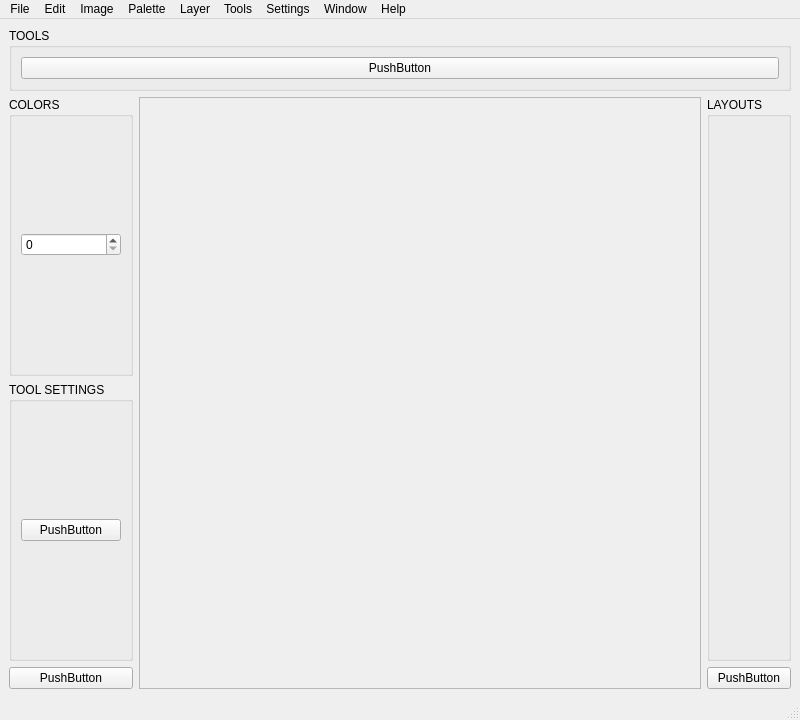
Above: src/ui/MainWindow.ui from Zipeerix/capy-art-studio before the change. Below: the same form after it.
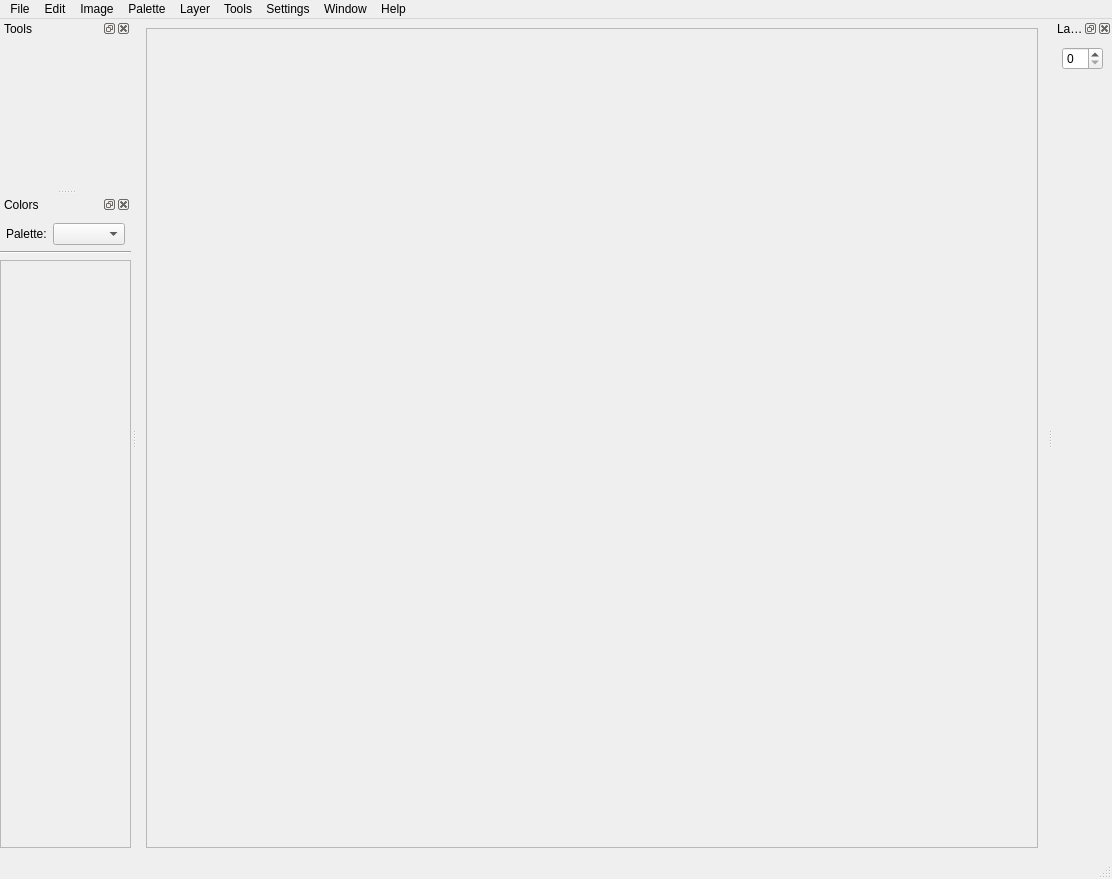
That is the form after the change. Icons and pictures are not drawn.

```diff
--- a/src/ui/MainWindow.ui
+++ b/src/ui/MainWindow.ui
@@ -6,8 +6,8 @@
             <rect>
                 <x>0</x>
                 <y>0</y>
-                <width>800</width>
-                <height>720</height>
+    <width>1112</width>
+    <height>879</height>
             </rect>
         </property>
         <property name="windowTitle">
@@ -19,68 +19,7 @@
             </iconset>
         </property>
         <widget class="QWidget" name="centralwidget">
-            <layout class="QVBoxLayout" name="verticalLayout_10">
-                <item>
-                    <widget class="QGroupBox" name="groupBox_5">
-                        <property name="title">
-                            <string>TOOLS</string>
-                        </property>
-                        <layout class="QHBoxLayout" name="horizontalLayout_5">
-                            <item>
-                                <widget class="QPushButton" name="pushButton_4">
-                                    <property name="text">
-                                        <string>PushButton</string>
-                                    </property>
-                                </widget>
-                            </item>
-                        </layout>
-                    </widget>
-                </item>
-                <item>
                     <layout class="QHBoxLayout" name="horizontalLayout">
-                        <item>
-                            <layout class="QVBoxLayout" name="verticalLayout">
-                                <item>
-                                    <layout class="QVBoxLayout" name="verticalLayout_2">
-                                        <item>
-                                            <widget class="QGroupBox" name="groupBox">
-                                                <property name="title">
-                                                    <string>COLORS</string>
-                                                </property>
-                                                <layout class="QVBoxLayout" name="verticalLayout_5">
-                                                    <item>
-                                                        <widget class="QSpinBox" name="layerSpinBox"/>
-                                                    </item>
-                                                </layout>
-                                            </widget>
-                                        </item>
-                                    </layout>
-                                </item>
-                                <item>
-                                    <widget class="QGroupBox" name="groupBox_4">
-                                        <property name="title">
-                                            <string>TOOL SETTINGS</string>
-                                        </property>
-                                        <layout class="QVBoxLayout" name="verticalLayout_9">
-                                            <item>
-                                                <widget class="QPushButton" name="pushButton_3">
-                                                    <property name="text">
-                                                        <string>PushButton</string>
-                                                    </property>
-                                                </widget>
-                                            </item>
-                                        </layout>
-                                    </widget>
-                                </item>
-                                <item>
-                                    <widget class="QPushButton" name="pushButton">
-                                        <property name="text">
-                                            <string>PushButton</string>
-                                        </property>
-                                    </widget>
-                                </item>
-                            </layout>
-                        </item>
                         <item>
                             <widget class="QScrollArea" name="scrollArea">
                                 <property name="widgetResizable">
@@ -91,8 +30,8 @@
                                         <rect>
                                             <x>0</x>
                                             <y>0</y>
-                                            <width>518</width>
-                                            <height>550</height>
+         <width>638</width>
+         <height>783</height>
                                         </rect>
                                     </property>
                                     <layout class="QHBoxLayout" name="horizontalLayout_2">
@@ -112,26 +51,6 @@
                                 </widget>
                             </widget>
                         </item>
-                        <item>
-                            <layout class="QVBoxLayout" name="verticalLayout_8">
-                                <item>
-                                    <widget class="QGroupBox" name="groupBox_2">
-                                        <property name="title">
-                                            <string>LAYOUTS</string>
-                                        </property>
-                                    </widget>
-                                </item>
-                                <item>
-                                    <widget class="QPushButton" name="pushButton_2">
-                                        <property name="text">
-                                            <string>PushButton</string>
-                                        </property>
-                                    </widget>
-                                </item>
-                            </layout>
-                        </item>
-                    </layout>
-                </item>
             </layout>
         </widget>
         <widget class="QStatusBar" name="statusBar"/>
@@ -140,7 +59,7 @@
                 <rect>
                     <x>0</x>
                     <y>0</y>
-                    <width>800</width>
+     <width>1112</width>
                     <height>43</height>
                 </rect>
             </property>
@@ -226,6 +145,120 @@
             <addaction name="menuWindow"/>
             <addaction name="menuHelp"/>
         </widget>
+  <widget class="QDockWidget" name="toolsDock">
+   <property name="floating">
+    <bool>false</bool>
+   </property>
+   <property name="features">
+    <set>QDockWidget::DockWidgetClosable|QDockWidget::DockWidgetFloatable|QDockWidget::DockWidgetMovable</set>
+   </property>
+   <property name="windowTitle">
+    <string>Tools</string>
+   </property>
+   <attribute name="dockWidgetArea">
+    <number>1</number>
+   </attribute>
+   <widget class="QWidget" name="dockWidgetContents">
+    <layout class="QVBoxLayout" name="verticalLayout_3"/>
+   </widget>
+  </widget>
+  <widget class="QDockWidget" name="layersDock">
+   <property name="features">
+    <set>QDockWidget::DockWidgetClosable|QDockWidget::DockWidgetFloatable|QDockWidget::DockWidgetMovable</set>
+   </property>
+   <property name="windowTitle">
+    <string>Layers</string>
+   </property>
+   <attribute name="dockWidgetArea">
+    <number>2</number>
+   </attribute>
+   <widget class="QWidget" name="dockWidgetContents_2">
+    <layout class="QVBoxLayout" name="verticalLayout">
+     <item>
+      <widget class="QSpinBox" name="layerSpinBox"/>
+     </item>
+     <item>
+      <spacer name="verticalSpacer">
+       <property name="orientation">
+        <enum>Qt::Vertical</enum>
+       </property>
+       <property name="sizeHint" stdset="0">
+        <size>
+         <width>20</width>
+         <height>40</height>
+        </size>
+       </property>
+      </spacer>
+     </item>
+    </layout>
+   </widget>
+  </widget>
+  <widget class="QDockWidget" name="colorsDock">
+   <property name="features">
+    <set>QDockWidget::DockWidgetClosable|QDockWidget::DockWidgetFloatable|QDockWidget::DockWidgetMovable</set>
+   </property>
+   <property name="windowTitle">
+    <string>Colors</string>
+   </property>
+   <attribute name="dockWidgetArea">
+    <number>1</number>
+   </attribute>
+   <widget class="QWidget" name="dockWidgetContents_5">
+    <layout class="QVBoxLayout" name="verticalLayout_2">
+     <property name="leftMargin">
+      <number>0</number>
+     </property>
+     <property name="rightMargin">
+      <number>0</number>
+     </property>
+     <item>
+      <layout class="QHBoxLayout" name="horizontalLayout_3">
+       <property name="leftMargin">
+        <number>6</number>
+       </property>
+       <property name="rightMargin">
+        <number>6</number>
+       </property>
+       <item>
+        <widget class="QLabel" name="label">
+         <property name="text">
+          <string>Palette:</string>
+         </property>
+        </widget>
+       </item>
+       <item>
+        <widget class="QComboBox" name="colorPaletteComboBox"/>
+       </item>
+      </layout>
+     </item>
+     <item>
+      <widget class="Line" name="line">
+       <property name="orientation">
+        <enum>Qt::Horizontal</enum>
+       </property>
+      </widget>
+     </item>
+     <item>
+      <widget class="QScrollArea" name="colorsScrollArea">
+       <property name="widgetResizable">
+        <bool>true</bool>
+       </property>
+       <widget class="QWidget" name="scrollAreaWidgetContents_2">
+        <property name="geometry">
+         <rect>
+          <x>0</x>
+          <y>0</y>
+          <width>216</width>
+          <height>333</height>
+         </rect>
+        </property>
+        <layout class="QVBoxLayout" name="verticalLayout_4"/>
+       </widget>
+      </widget>
+     </item>
+    </layout>
+   </widget>
+  </widget>
         <action name="actionFileNew">
             <property name="text">
                 <string>New</string>
```
Left out of the diff: 3 changed lines with no effect on the pictures. Lines whose indentation alone changed are shown as unchanged.
